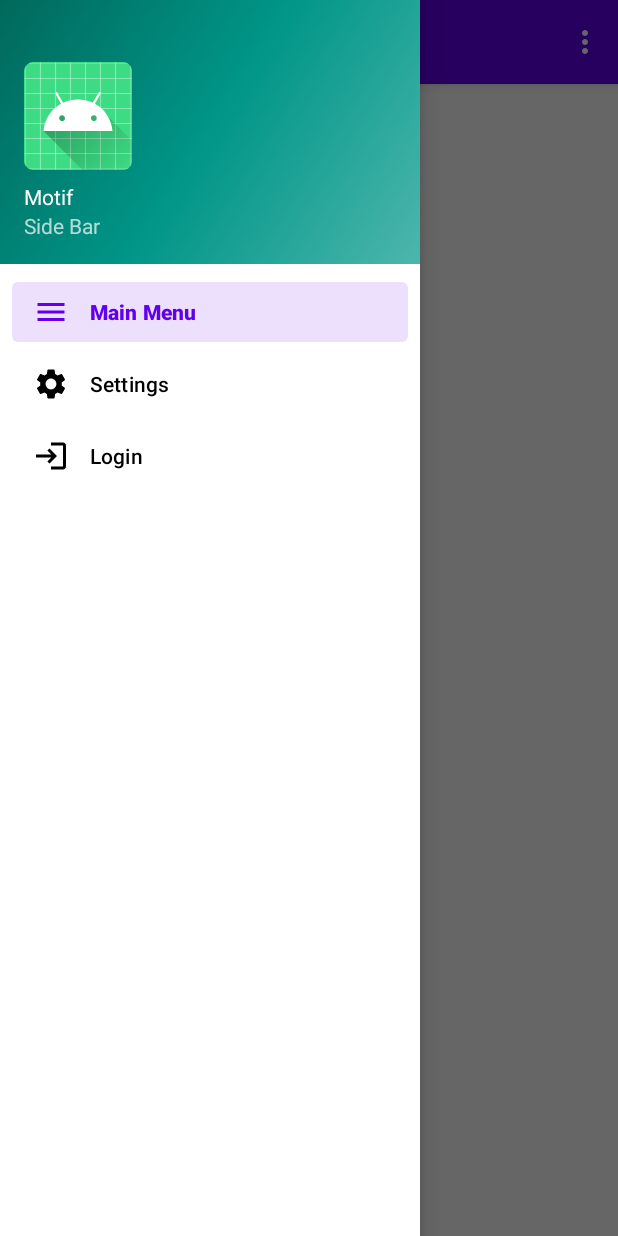
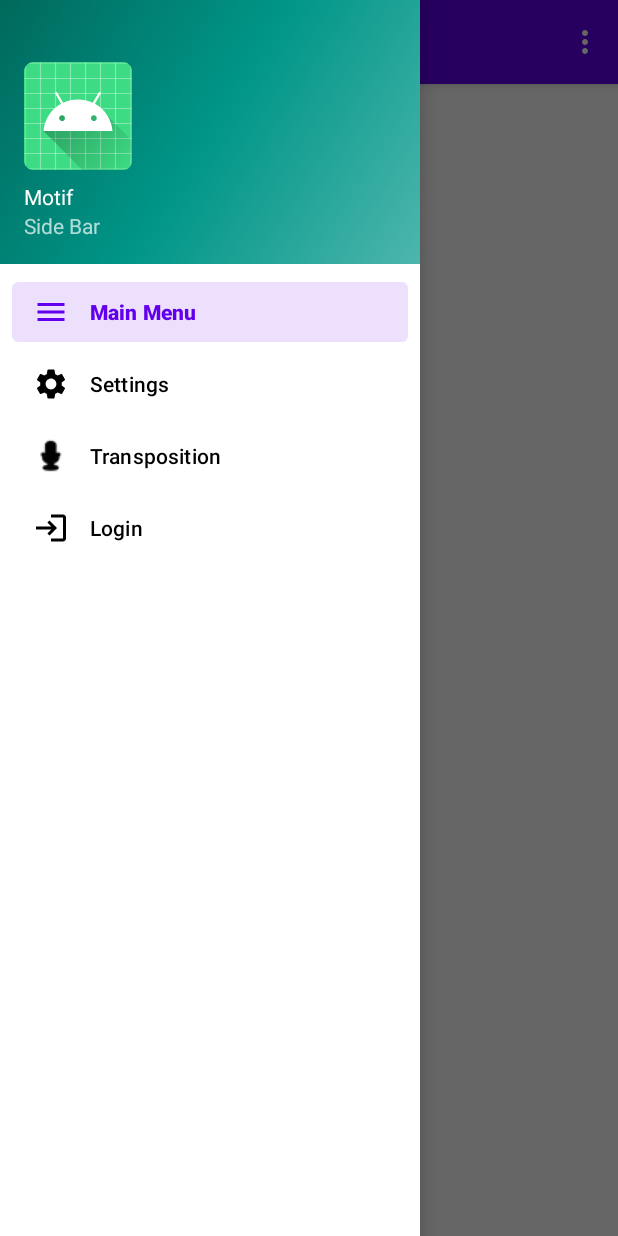
Before and after one commit to nhmllx/Motif, an Android app: the screen it shows after launch (MainActivity), with the side drawer open, on a phone screen of 412 x 824 dp. Run offline under Robolectric (Android 15) with nearby library versions, the phone set to English and light mode, and no system bars; our stand-ins replace navigation-ui.

Commit message:
commit isaiah

```diff
--- a/app/src/main/res/menu/activity_main_drawer.xml
+++ b/app/src/main/res/menu/activity_main_drawer.xml
@@ -13,6 +13,10 @@
             android:icon="@drawable/ic_settings"
             android:title="@string/menu_settings" />
         <item
+            android:id="@+id/nav_transposition"
+            android:icon="@android:drawable/presence_audio_online"
+            android:title="@string/menu_transposition" />
+        <item
             android:id="@+id/nav_login"
             android:icon="@drawable/ic_login"
             android:title="@string/user_login" />
--- a/app/src/main/res/values/strings.xml
+++ b/app/src/main/res/values/strings.xml
@@ -9,5 +9,6 @@
 
     <string name="main_menu">Main Menu</string>
     <string name="menu_settings">Settings</string>
+    <string name="menu_transposition">Transposition</string>
     <string name="user_login">Login</string>
 </resources>
```
